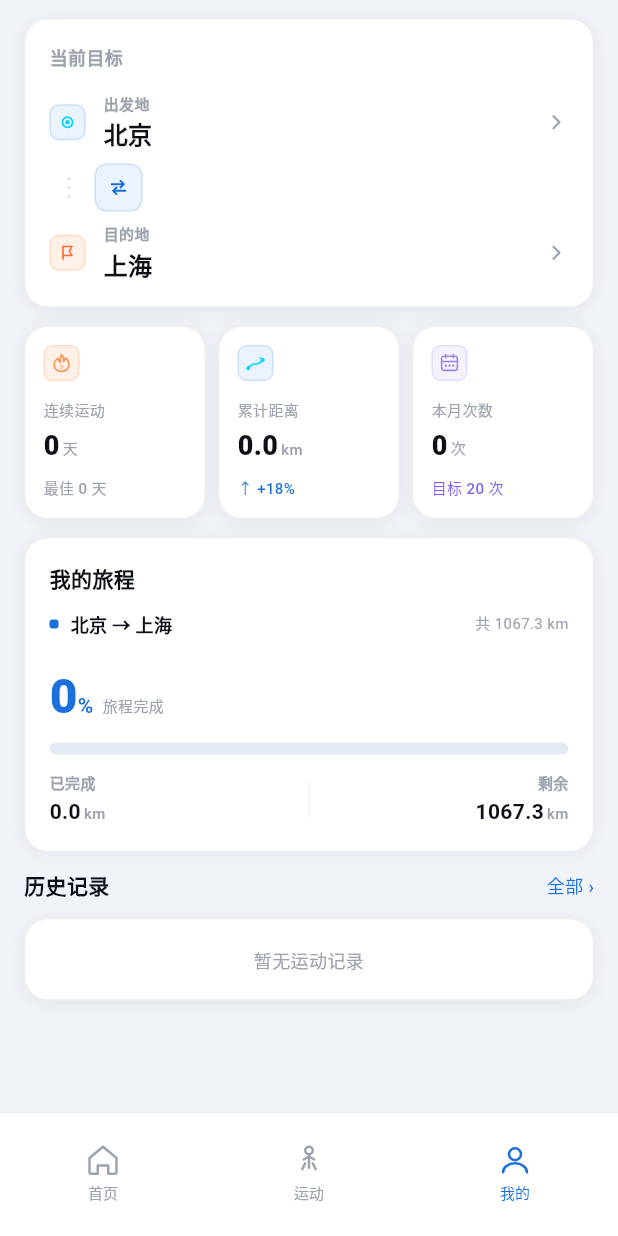
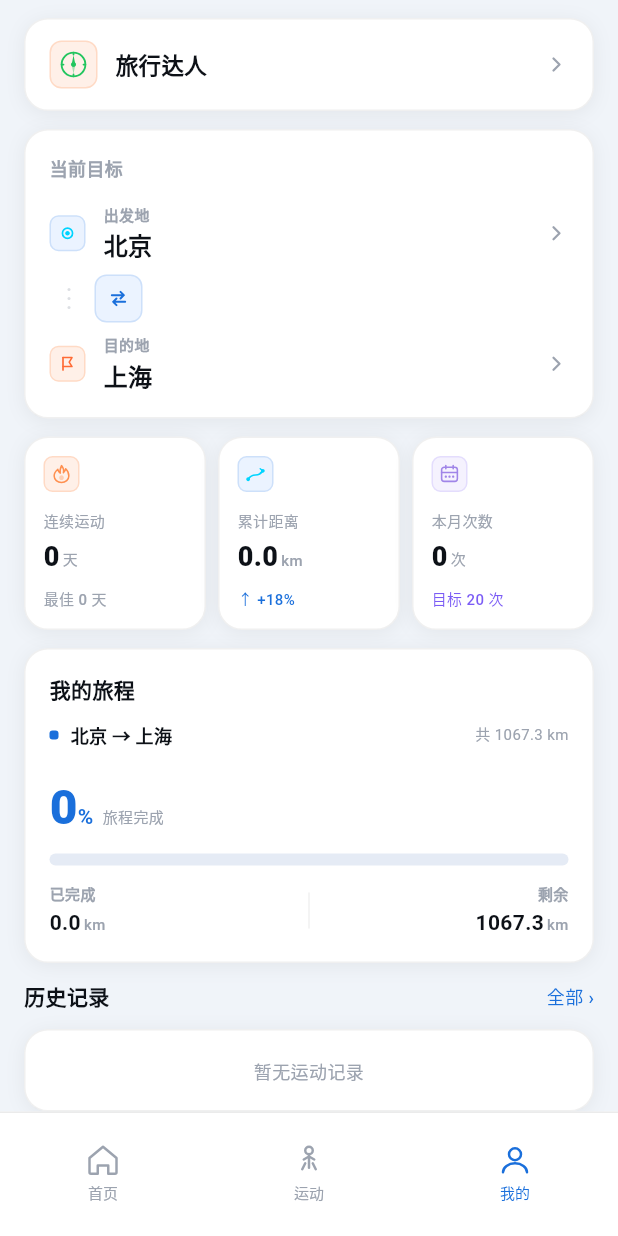
Before and after one commit to DongLiang01/walkWorld, a Flutter app: the screen it shows after launch, item 3 of the bottom bar chosen, on a phone screen of 412 x 824 dp. Run offline on Flutter 3.47's test engine with Material 3 defaults, Android fonts, the phone set to English and light mode, and no system bars; our stand-ins replace flutter_riverpod, flutter_svg, sqflite; missing offline and left inert: lpinyin; accounts and stored records are empty.

Commit message:
用户添加身份选择

```diff
--- a/walkworld/lib/features/profile/presentation/pages/profile_page.dart
+++ b/walkworld/lib/features/profile/presentation/pages/profile_page.dart
@@ -6,7 +6,9 @@ import '../../../../app/theme/app_theme_tokens.dart';
 import '../../../motion/application/motion_history_provider.dart';
 import '../../../motion/models/models.dart';
 import '../../application/goal_route_provider.dart';
+import '../../application/identity_provider.dart';
 import 'city_select_page.dart';
+import 'identity_select_page.dart';
 
 // ─── 页面级常量 ───────────────────────────────────────────────
 /// 卡片通用圆角
@@ -77,6 +79,8 @@ class ProfilePage extends ConsumerWidget {
           child: Column(
             crossAxisAlignment: CrossAxisAlignment.stretch,
             children: const [
+              _ProfileIdentitySection(),
+              SizedBox(height: _kSectionGap),
               _ProfileCurrentGoalSection(),
               SizedBox(height: _kSectionGap),
               _ProfileStatsSection(),
@@ -87,6 +91,75 @@ class ProfilePage extends ConsumerWidget {
               SizedBox(height: 24), // 底部留白
             ],
           ),
+        ),
+      ),
+    );
+  }
+}
+
+// ─── 用户身份区块 ──────────────────────────────────────────────
+
+/// 用户当前身份展示卡片（图标 + 身份名称 + 可点击箭头）
+class _ProfileIdentitySection extends ConsumerWidget {
+  const _ProfileIdentitySection();
+
+  @override
+  Widget build(BuildContext context, WidgetRef ref) {
+    final tokens = Theme.of(context).extension<AppThemeTokens>()!;
+    final identity = ref.watch(identityProvider);
+
+    return GestureDetector(
+      onTap: () {
+        Navigator.push(
+          context,
+          MaterialPageRoute(
+            builder: (context) => const IdentitySelectPage(),
+          ),
+        );
+      },
+      behavior: HitTestBehavior.opaque,
+      child: Container(
+        padding: const EdgeInsets.symmetric(horizontal: 16, vertical: 14),
+        decoration: _profileCardDecoration(tokens),
+        child: Row(
+          children: [
+            // 身份图标
+            Container(
+              width: 32,
+              height: 32,
+              decoration: BoxDecoration(
+                color: tokens.profileIconBgOrange,
+                borderRadius: BorderRadius.circular(8),
+                border: Border.all(color: tokens.profileIconBorderOrange),
+              ),
+              child: Center(
+                child: AppSvgIcon(
+                  AppSvgAssets.profile(identity.iconName),
+                  width: 20,
+                  height: 20,
+                ),
+              ),
+            ),
+            const SizedBox(width: 12),
+            // 身份名称
+            Expanded(
+              child: Text(
+                identity.name,
+                style: TextStyle(
+                  fontSize: 15,
+                  fontWeight: FontWeight.w700,
+                  color: tokens.profileTextPrimary,
+                ),
+              ),
+            ),
+            // 右箭头
+            AppSvgIcon(
+              AppSvgAssets.profile('chevron_right'),
+              width: 16,
+              height: 16,
+              color: tokens.profileTextSecondary,
+            ),
+          ],
         ),
       ),
     );
```
Also changed, not shown: walkworld/lib/features/profile/application/identity_provider.dart (added, +63 -0 lines), walkworld/lib/features/profile/data/goal_route_preferences_repository.dart (+14 -0 lines), walkworld/lib/features/profile/presentation/pages/identity_select_page.dart (added, +194 -0 lines), walkworld/assets/icons/profile/rank_asia.svg (added), walkworld/assets/icons/profile/rank_colonial.svg (added), walkworld/assets/icons/profile/rank_global.svg (added), walkworld/assets/icons/profile/rank_intercontinental.svg (added), walkworld/assets/icons/profile/rank_moon_mission.svg (added), walkworld/assets/icons/profile/rank_solar.svg (added), walkworld/assets/icons/profile/rank_trainee.svg (added), walkworld/assets/icons/profile/rank_traveler.svg (added).
